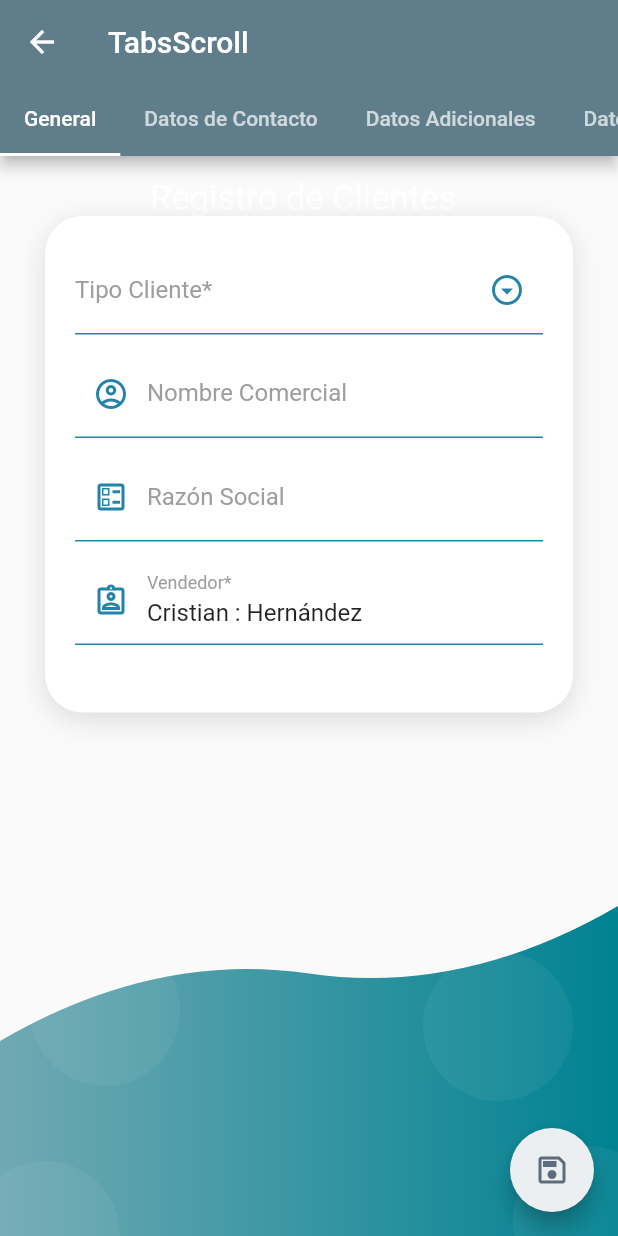
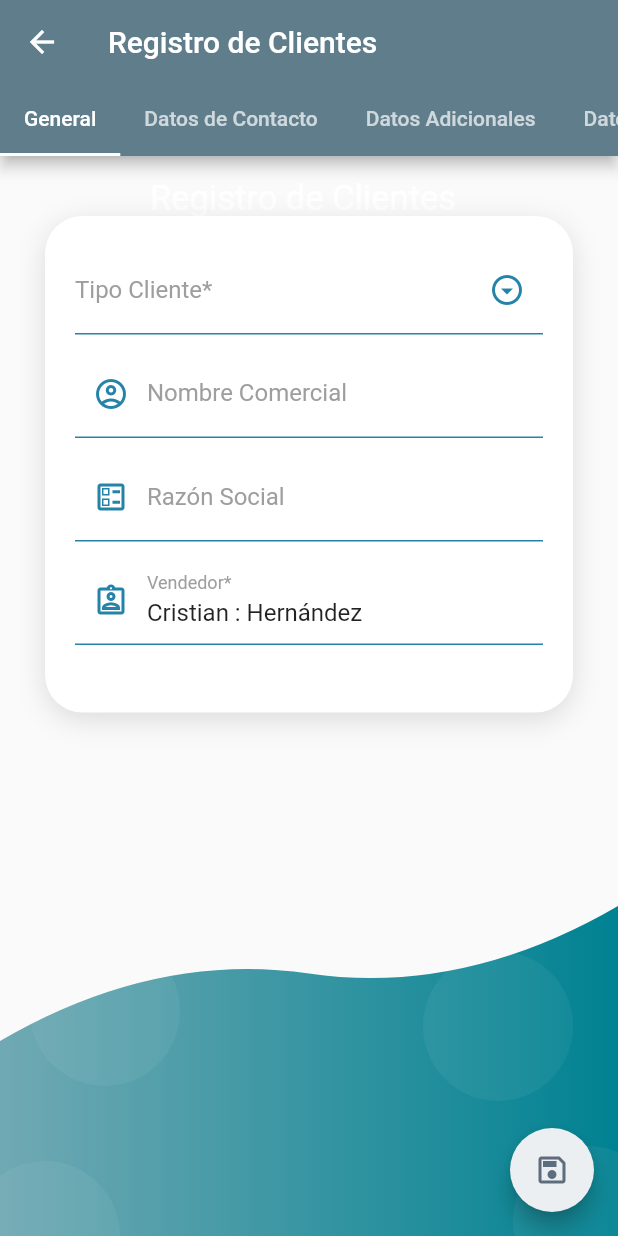
Before and after one commit to symetria-dev/flexwm-fl, a Flutter app: the TabsScrollableDemo screen opened directly, on a phone screen of 412 x 824 dp. Run offline on Flutter 3.47's test engine with Material 2 defaults, Android fonts, the phone set to English and light mode, and no system bars; our stand-ins replace file_picker, image_picker, lazy_load_scrollview, shared_preferences; missing offline and left inert: window_size; accounts and stored records are empty.

Commit message:
[CUST] Registro de clientes mediante tabs

```diff
--- a/lib/screens/cust_tabs_form.dart
+++ b/lib/screens/cust_tabs_form.dart
@@ -64,7 +64,7 @@ class _TabsScrollableDemoState extends State<TabsScrollableDemo>
     return Scaffold(
       appBar: AppBar(
         automaticallyImplyLeading: true,
-        title: Text("TabsScroll"),
+        title: Text("Registro de Clientes"),
         bottom: TabBar(
           controller: _tabController,
           isScrollable: true,
@@ -88,36 +88,6 @@ class _TabsScrollableDemoState extends State<TabsScrollableDemo>
                   ],
                 ),
               ),
-            /*SingleChildScrollView(
-              child: Column(
-                children: [
-                  const SizedBox(height: 40),
-                  CardContainer(
-                    child: _NewCustContactForm(newCustProv),
-                  ),
-                ],
-              ),
-            ),
-            SingleChildScrollView(
-              child: Column(
-                children: [
-                  const SizedBox(height: 40),
-                  CardContainer(
-                    child: _NewCustAddForm(newCustProv),
-                  ),
-                ],
-              ),
-            ),
-            SingleChildScrollView(
-              child: Column(
-                children: [
-                  const SizedBox(height: 40),
-                  CardContainer(
-                    child: _NewCustRefForm(newCustProv),
-                  ),
-                ],
-              ),
-            )*/
           ],
         ),
       ),
```
